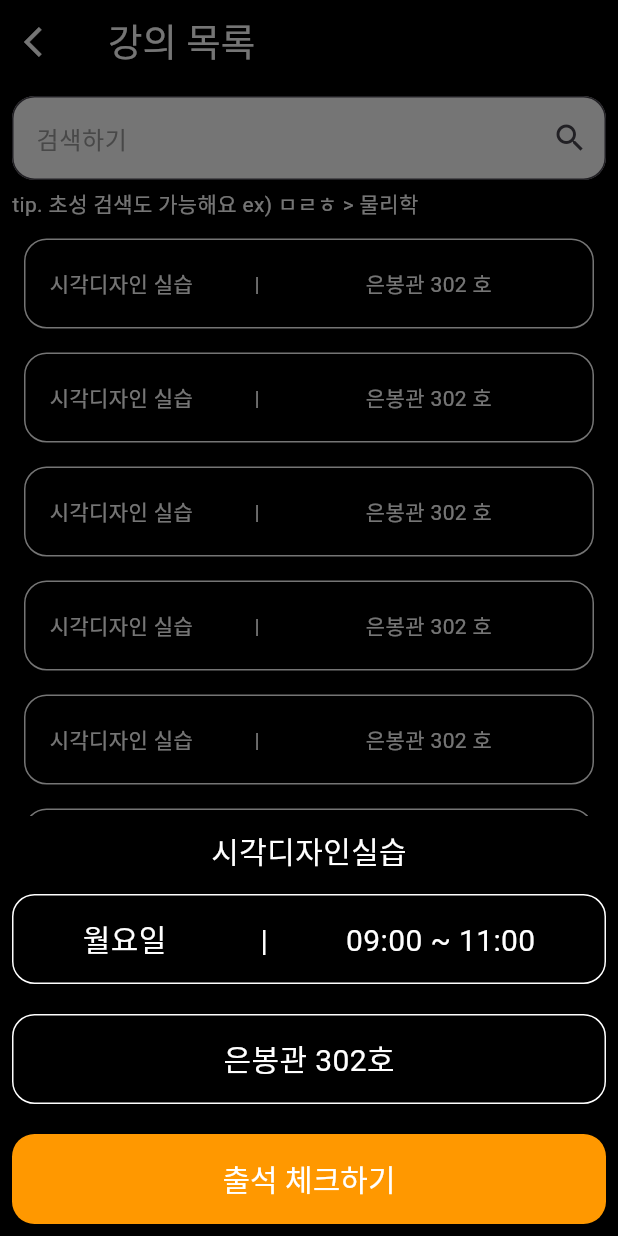
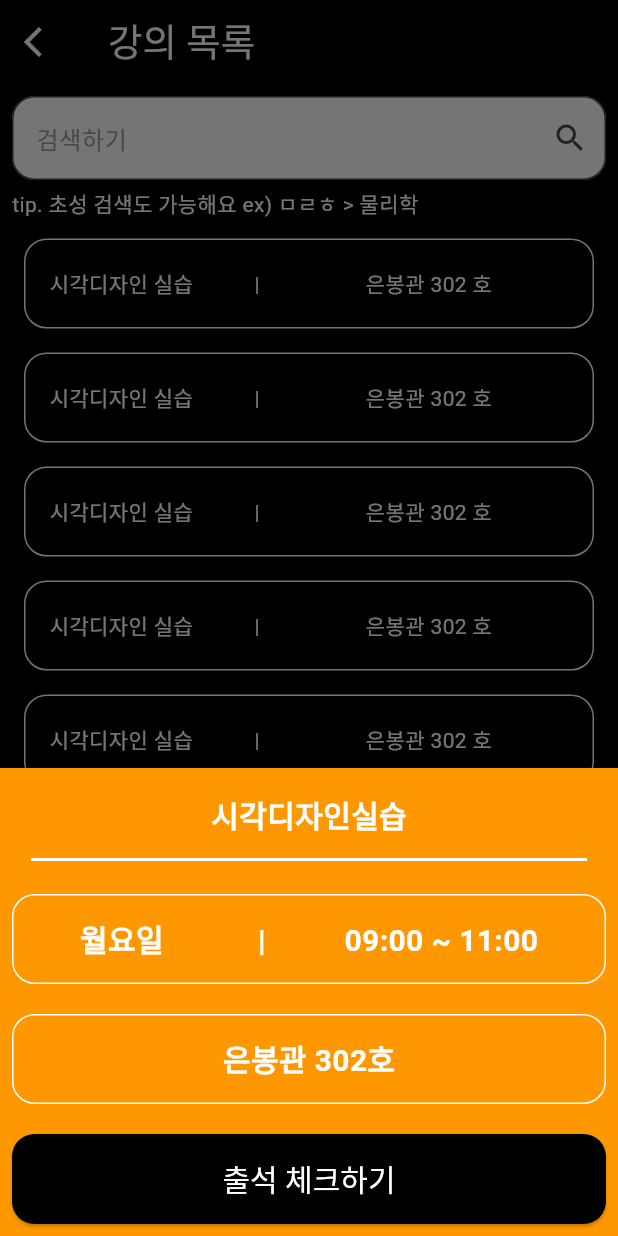
Before and after one commit to SangWook16074/checkcheck-application, a Flutter app: the Attendance screen opened directly, after a tap on "출석 체크하기", on a phone screen of 412 x 824 dp. Run offline on Flutter 3.47's test engine with Material 3 defaults, Android fonts, the phone set to English and light mode, and no system bars; network calls fail.

Commit message:
바텀 시트 수정 및 UI 수정

```diff
--- a/lib/main.dart
+++ b/lib/main.dart
@@ -2,7 +2,6 @@ import 'package:checkcheck_project/src/app.dart';
 import 'package:checkcheck_project/src/page/attendance_check.dart';
 import 'package:checkcheck_project/src/page/class_list.dart';
 import 'package:checkcheck_project/src/page/login_page.dart';
-import 'package:checkcheck_project/src/page/registration_page.dart';
 import 'package:flutter/material.dart';
 
 void main() {
@@ -15,7 +14,7 @@ class MyApp extends StatelessWidget {
   @override
   Widget build(BuildContext context) {
     return MaterialApp(
-      home: classList(),
+      home: App(),
     );
   }
 }
--- a/lib/src/page/attendance_check.dart
+++ b/lib/src/page/attendance_check.dart
@@ -54,7 +54,7 @@ class _AttendanceState extends State<Attendance> {
                     context: context,
                     builder: (context) {
                     return Container(
-                      color: Colors.black,
+                      color: Colors.orange,
                       padding: EdgeInsets.all(8.0),
                       child: Column(
                         mainAxisSize: MainAxisSize.min,
@@ -62,13 +62,17 @@ class _AttendanceState extends State<Attendance> {
                           Container(
                             width: MediaQuery.of(context).size.width * 0.9,
                             child: Column(children: [
-                              Text('시각디자인실습', style: TextStyle(color: Colors.white, fontSize: 20),)
+                              Padding(
+                                padding: const EdgeInsets.all(8.0),
+                                child: Text('시각디자인실습', style: TextStyle(color: Colors.white, fontSize: 20, fontWeight: FontWeight.bold),),
+                              ),
+                              Divider(color: Colors.white, thickness: 2)
                             ],),
                           ),
                           SizedBox(height: 15),
                           Container(
                             height: 60,
-                            width: 400,
+                            width: double.infinity,
                             decoration: BoxDecoration(
                               borderRadius: BorderRadius.circular(15.0),
                               border: Border.all(color: Colors.white),
@@ -79,7 +83,7 @@ class _AttendanceState extends State<Attendance> {
                                 mainAxisAlignment: MainAxisAlignment.center,
                                 crossAxisAlignment: CrossAxisAlignment.center,
                                 children: [
-                                  const Text('월요일            |          09:00 ~ 11:00', style: TextStyle(color: Colors.white, fontSize: 20), textAlign: TextAlign.center,),
+                                  const Text('월요일            |          09:00 ~ 11:00', style: TextStyle(color: Colors.white, fontSize: 20, fontWeight: FontWeight.bold), textAlign: TextAlign.center,),
                                 ],
                               ),),
                           ),
@@ -97,12 +101,13 @@ class _AttendanceState extends State<Attendance> {
                                   mainAxisAlignment: MainAxisAlignment.center,
                                   crossAxisAlignment: CrossAxisAlignment.center,
                                   children: [
-                                    const Text('은봉관 302호', style: TextStyle(color: Colors.white, fontSize: 20), textAlign: TextAlign.center,),
+                                    const Text('은봉관 302호', style: TextStyle(color: Colors.white, fontSize: 20, fontWeight: FontWeight.bold), textAlign: TextAlign.center,),
                                   ],
                                 ),),
                                 ),
                           SizedBox(height: 20),
-                          CustomButton(label: '출석 체크하기', onPressed: () {})
+                          CustomButton(label: '출석 체크하기', onPressed: () {},
+                          color: Colors.black,)
                       ],),
                     );
                   });
--- a/lib/src/widget/custom_button.dart
+++ b/lib/src/widget/custom_button.dart
@@ -3,23 +3,30 @@ import 'package:flutter/material.dart';
 class CustomButton extends StatelessWidget {
   final String label;
   final void Function()? onPressed;
-  const CustomButton({super.key, required this.label, this.onPressed}) : assert(onPressed != null, "반드시 액션 함수를 넣으세요.");
+  final Color? color; // 배경색을 위한 속성 추가
+
+  const CustomButton({
+    super.key,
+    required this.label,
+    this.onPressed,
+    this.color,
+  });
 
   @override
   Widget build(BuildContext context) {
     return ElevatedButton(
       style: ElevatedButton.styleFrom(
-                  backgroundColor: Colors.orange,
+        backgroundColor: color ?? Colors.orange,
         minimumSize: Size(500, 60),
         shape: RoundedRectangleBorder(
-                    borderRadius: BorderRadius.circular(15.0)
+          borderRadius: BorderRadius.circular(15.0),
         ),
         textStyle: TextStyle(
           fontSize: 20,
         ),
         foregroundColor: Colors.white,
       ),
-                onPressed: onPressed,
+      onPressed: onPressed ?? () {}, // 기본값을 빈 함수로 설정
       child: Text(label),
     );
   }
--- a/lib/src/widget/custom_elevated_botton.dart
+++ b/lib/src/widget/custom_elevated_button.dart
@@ -1,6 +1,9 @@
 import 'package:flutter/material.dart';
 
 class CustomElevatedButton extends StatefulWidget {
+  final String label;
+
+  const CustomElevatedButton({Key? key, required this.label, required Null Function() onPressed}) : super(key: key);
 
   @override
   _CustomElevatedButtonState createState() => _CustomElevatedButtonState();
@@ -23,7 +26,7 @@ class _CustomElevatedButtonState extends State<CustomElevatedButton> {
         foregroundColor: Colors.white,
         shape: RoundedRectangleBorder(borderRadius: BorderRadius.circular(15.0))),
       onPressed: _changeColor,
-      child: Text('출석체크'), /// 이 부분은 출석체크 글자가 아닌 사용할 때마다 자신이 입력할 수 있게 수정이 필요.
+      child: Text(widget.label,),
     );
   }
 }
```
Also changed, not shown: lib/src/page/class_list.dart (+67 -43 lines), lib/src/page/registration_page.dart (deleted, +0 -64 lines), lib/src/widget/class_bottom_sheet.dart (added, +60 -0 lines). Lines whose indentation alone changed are shown as unchanged.
